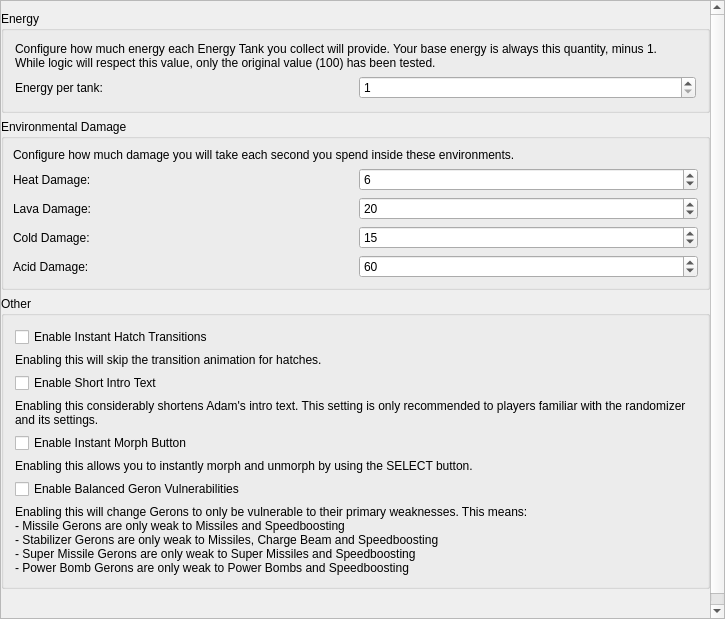
Above: randovania/games/fusion/gui/ui_files/preset_fusion_patches.ui from randovania/randovania before the change. Below: the same form after it.
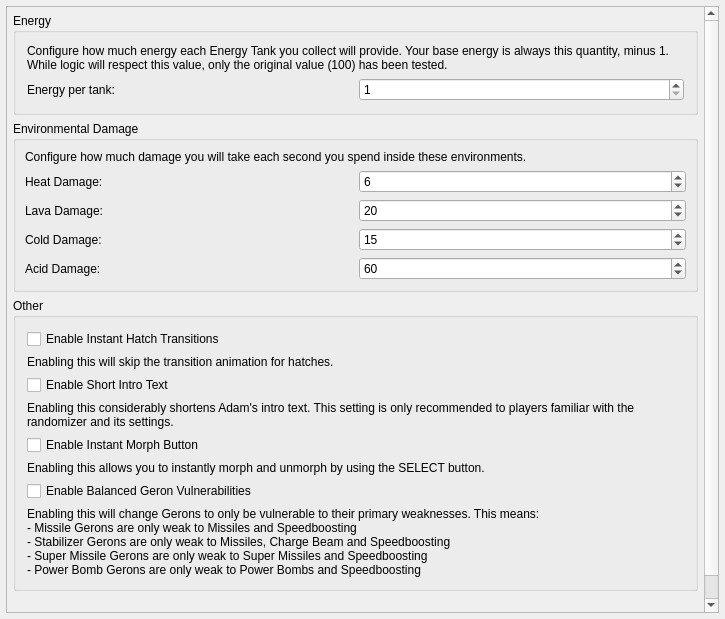
That is the form after the change.

Commit message: Fusion: Adjust preset paddings

Diff of the .ui file:
```diff
--- a/randovania/games/fusion/gui/ui_files/preset_fusion_patches.ui
+++ b/randovania/games/fusion/gui/ui_files/preset_fusion_patches.ui
@@ -22,16 +22,16 @@
    </property>
    <layout class="QVBoxLayout" name="verticalLayout">
     <property name="leftMargin">
-     <number>0</number>
+     <number>6</number>
     </property>
     <property name="topMargin">
-     <number>0</number>
+     <number>6</number>
     </property>
     <property name="rightMargin">
-     <number>0</number>
+     <number>6</number>
     </property>
     <property name="bottomMargin">
-     <number>0</number>
+     <number>6</number>
     </property>
     <item>
      <widget class="QScrollArea" name="scroll_area">
@@ -43,45 +43,29 @@
         <rect>
          <x>0</x>
          <y>0</y>
-         <width>706</width>
-         <height>670</height>
+         <width>697</width>
+         <height>772</height>
         </rect>
        </property>
        <property name="sizePolicy">
-        <sizepolicy hsizetype="Ignored" vsizetype="Preferred">
+        <sizepolicy hsizetype="Preferred" vsizetype="Preferred">
          <horstretch>0</horstretch>
          <verstretch>0</verstretch>
         </sizepolicy>
        </property>
        <layout class="QVBoxLayout" name="scroll_layout">
         <property name="leftMargin">
-         <number>0</number>
+         <number>6</number>
         </property>
         <property name="topMargin">
-         <number>2</number>
+         <number>6</number>
         </property>
         <property name="rightMargin">
-         <number>0</number>
+         <number>6</number>
         </property>
         <property name="bottomMargin">
-         <number>0</number>
+         <number>6</number>
         </property>
-        <item>
-         <spacer name="top_spacer">
-          <property name="orientation">
-           <enum>Qt::Orientation::Vertical</enum>
-          </property>
-          <property name="sizeType">
-           <enum>QSizePolicy::Policy::Fixed</enum>
-          </property>
-          <property name="sizeHint" stdset="0">
-           <size>
-            <width>20</width>
-            <height>8</height>
-           </size>
-          </property>
-         </spacer>
-        </item>
         <item>
          <widget class="QGroupBox" name="energy_group">
           <property name="title">
```
The commit also changes 6 other files.
